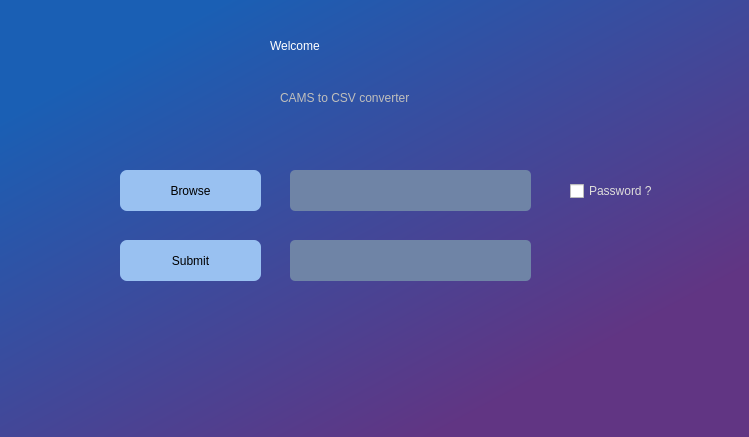
SudheerNotes/cams2csv, file welcome.ui: the form before one commit.
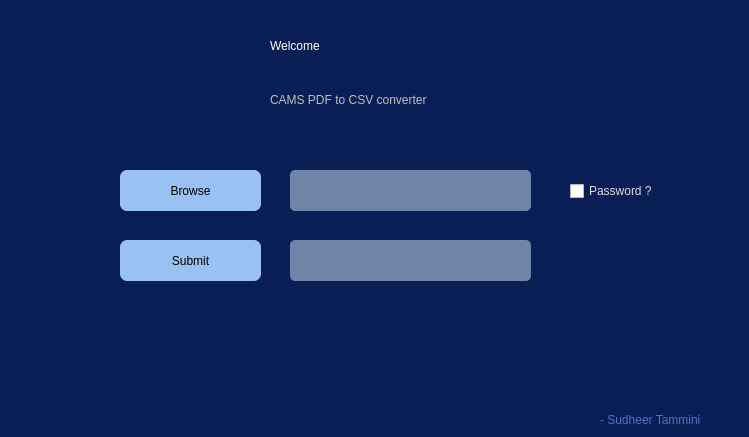
The form after the commit.

Diff of the .ui file:
```diff
--- a/welcome.ui
+++ b/welcome.ui
@@ -27,7 +27,9 @@
    </property>
    <property name="styleSheet">
     <string notr="true">QWidget#wd_main{
-background-color: qlineargradient(spread:pad, x1:0.184, y1:0.142136, x2:0.907, y2:0.92, stop:0 rgba(26, 95, 180, 255), stop:0.837838 rgba(97, 53, 131, 255));}</string>
+background-color: rgb(8, 30, 85);}
+
+</string>
    </property>
    <widget class="QLabel" name="label">
     <property name="geometry">
@@ -53,10 +55,10 @@
    <widget class="QLabel" name="label_2">
     <property name="geometry">
      <rect>
-      <x>300</x>
+      <x>290</x>
       <y>100</y>
-      <width>181</width>
-      <height>16</height>
+      <width>231</width>
+      <height>20</height>
      </rect>
     </property>
     <property name="styleSheet">
@@ -65,7 +67,7 @@
 </string>
     </property>
     <property name="text">
-     <string>CAMS to CSV converter</string>
+     <string>CAMS PDF to CSV converter</string>
     </property>
    </widget>
    <widget class="QPushButton" name="btn_submit">
@@ -179,9 +181,9 @@
     </property>
     <property name="styleSheet">
      <string notr="true">background-color: #6f84a6;
-color: rgb(0, 0, 0);
+color: #FFFFFF;
 border-radius: 5px;
-font: 300 10pt &quot;Fira Sans&quot;;</string>
+font: 350 10pt &quot;Fira Sans&quot;;</string>
     </property>
     <property name="inputMask">
      <string/>
@@ -196,9 +198,9 @@
    <widget class="QLabel" name="lbl_message">
     <property name="geometry">
      <rect>
-      <x>270</x>
+      <x>250</x>
       <y>330</y>
-      <width>331</width>
+      <width>351</width>
       <height>31</height>
      </rect>
     </property>
@@ -213,6 +215,22 @@
      <set>Qt::AlignCenter</set>
     </property>
    </widget>
+   <widget class="QLabel" name="label_3">
+    <property name="geometry">
+     <rect>
+      <x>620</x>
+      <y>420</y>
+      <width>131</width>
+      <height>20</height>
+     </rect>
+    </property>
+    <property name="styleSheet">
+     <string notr="true">color: rgb(90, 110, 200);</string>
+    </property>
+    <property name="text">
+     <string>- Sudheer Tammini</string>
+    </property>
+   </widget>
   </widget>
  </widget>
  <resources/>
```
